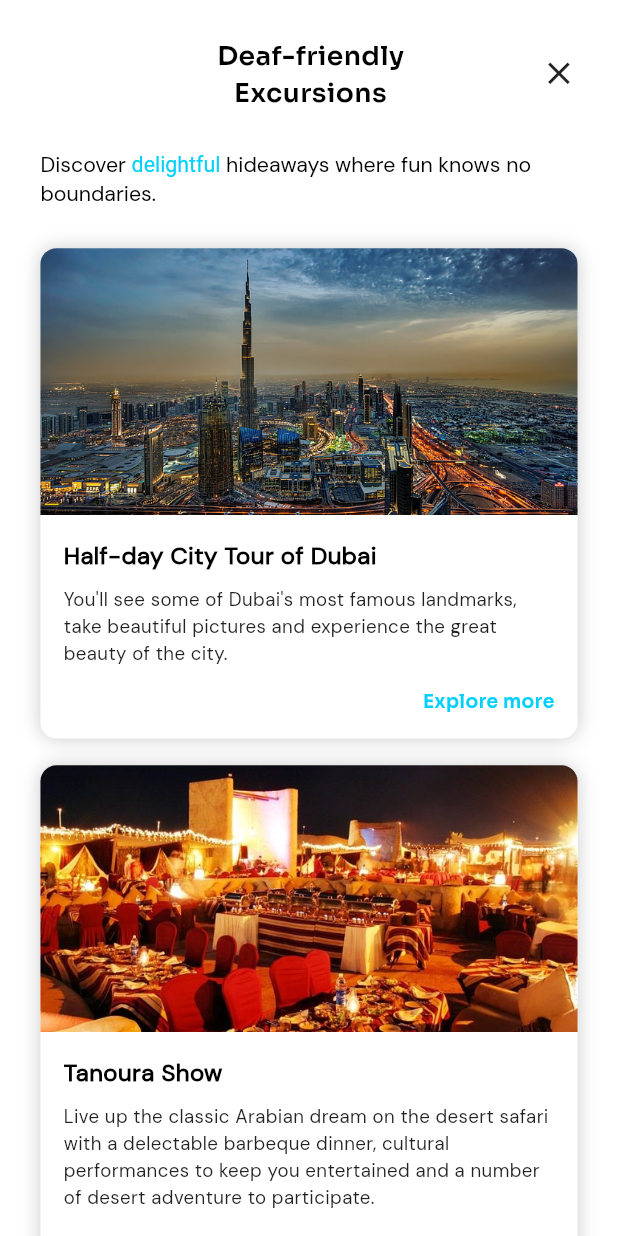
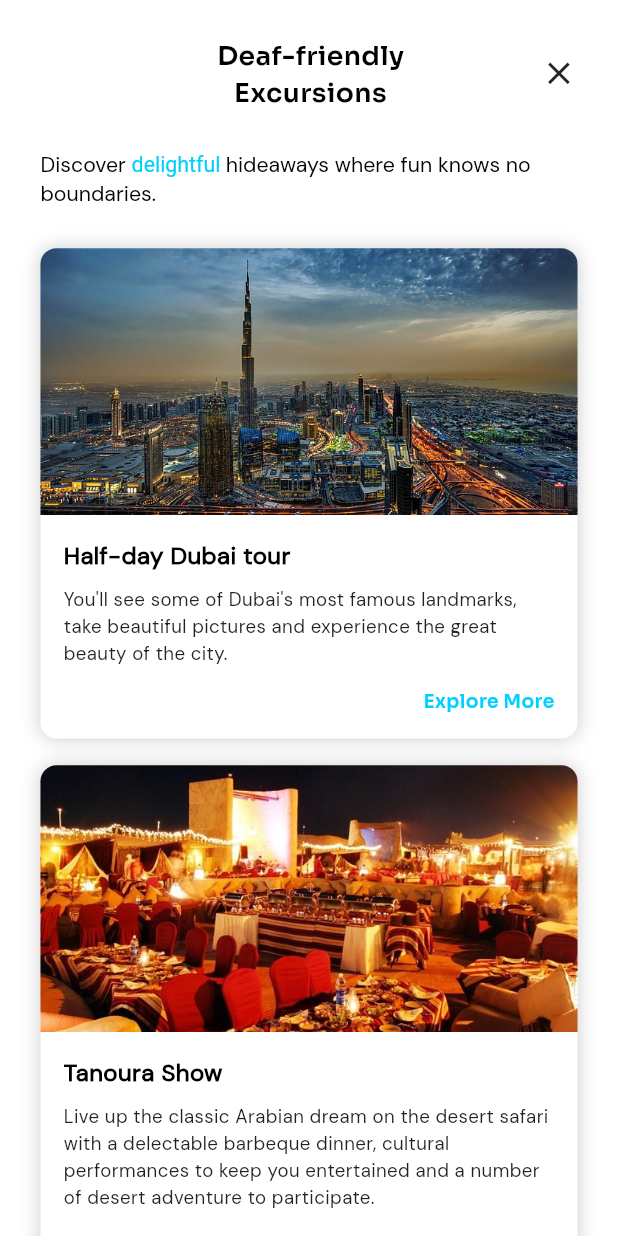
Before and after one commit to Mohammed-Kanbari/EazyTalk, a Flutter app: the DeafFriendlyExcursions screen opened directly, on a phone screen of 412 x 824 dp. Run offline on Flutter 3.47's test engine with Material 3 defaults, Android fonts, the phone set to English and light mode, and no system bars; our stand-ins replace cached_network_image, cloud_firestore, connectivity_plus, device_info_plus, firebase_auth, firebase_core and 9 more; missing offline and left inert: agora_rtc_engine; accounts and stored records are empty.

Commit message:
finishing most of arabic trans of the app

```diff
--- a/lib/Screens/main_screens/profile.dart
+++ b/lib/Screens/main_screens/profile.dart
@@ -355,7 +355,7 @@ class _ProfileState extends State<Profile> {
         ),
         ProfileMenuItem(
           icon: Icons.location_on,
-          text: AppLocalizations.of(context).translate('deaf_excursions'),
+          text: AppLocalizations.of(context).translate('deaf_excursions_profile'),
           iconColor: AppColors.primary,
           onTap: () => _navigateTo(const DeafFriendlyExcursions()),
         ),
--- a/lib/Screens/secondary_screens/profile_pages/deaf_excursions.dart
+++ b/lib/Screens/secondary_screens/profile_pages/deaf_excursions.dart
@@ -5,6 +5,7 @@ import 'package:eazytalk/models/excursion_model.dart';
 import 'package:eazytalk/services/url/url_launcher_service.dart';
 import 'package:eazytalk/widgets/common/modal_header.dart';
 import 'package:eazytalk/widgets/excursions/destination_card.dart';
+import 'package:eazytalk/l10n/app_localizations.dart';
 
 class DeafFriendlyExcursions extends StatefulWidget {
   const DeafFriendlyExcursions({super.key});
@@ -15,28 +16,52 @@ class DeafFriendlyExcursions extends StatefulWidget {
 
 class _DeafFriendlyExcursionsState extends State<DeafFriendlyExcursions> {
   // List of excursion destinations
-  final List<ExcursionModel> _destinations = [
+  late List<ExcursionModel> _destinations;
+  bool _initialized = false;
+
+  @override
+  void initState() {
+    super.initState();
+    // Initialize with empty list, will be populated in didChangeDependencies
+    _destinations = [];
+  }
+
+  @override
+  void didChangeDependencies() {
+    super.didChangeDependencies();
+    if (!_initialized) {
+      _initializeDestinations();
+      _initialized = true;
+    }
+  }
+
+  // Initialize destinations with localized strings
+  void _initializeDestinations() {
+    final l10n = AppLocalizations.of(context);
+
+    _destinations = [
       ExcursionModel(
-      title: 'Half-day City Tour of Dubai',
-      description: 'You\'ll see some of Dubai\'s most famous landmarks, take beautiful pictures and experience the great beauty of the city.',
+        title: l10n.translate('half_day_tour'),
+        description: l10n.translate('half_day_description'),
         image: 'assets/images/dubai-4k-most-downloaded-wallpaper-preview.jpg',
         url: 'https://www.youtube.com/watch?v=s4eUxCTqNm8',
       ),
 
       ExcursionModel(
-      title: 'Tanoura Show',
-      description: 'Live up the classic Arabian dream on the desert safari with a delectable barbeque dinner, cultural performances to keep you entertained and a number of desert adventure to participate.',
+        title: l10n.translate('tanoura_show'),
+        description: l10n.translate('tanoura_description'),
         image: 'assets/images/03.jpg',
         url: 'https://www.youtube.com/watch?v=pXMvv9WyL88',
       ),
 
       ExcursionModel(
-      title: 'Ferrari World',
-      description: 'Ferrari World Abu Dhabi - home to the world\'s fastest rollercoaster, the highest loop ride, the tallest space-frame structure ever built on the planet and over 40 record-breaking attractions. This is the ultimate destination for non-stop, hyper-adrenaline, heart-racing fun!.',
+        title: l10n.translate('ferrari_world'),
+        description: l10n.translate('ferrari_description'),
         image: 'assets/images/Image-4-Ferrari-World-Abu-Dhabi.jpg',
         url: 'https://www.youtube.com/watch?v=VJsHnvgQ4dI',
       ),
     ];
+  }
 
   // Handle opening YouTube URL
   void _handleExplorePressed(String url) {
@@ -51,6 +76,12 @@ class _DeafFriendlyExcursionsState extends State<DeafFriendlyExcursions> {
   Widget build(BuildContext context) {
     final isDarkMode = Theme.of(context).brightness == Brightness.dark;
     final textColor = AppColors.getTextPrimaryColor(context);
+    final l10n = AppLocalizations.of(context);
+
+    // Update destinations when language changes
+    if (_initialized) {
+      _initializeDestinations();
+    }
 
     return Scaffold(
       backgroundColor: AppColors.getBackgroundColor(context),
@@ -62,7 +93,7 @@ class _DeafFriendlyExcursionsState extends State<DeafFriendlyExcursions> {
             Padding(
               padding: EdgeInsets.symmetric(horizontal: 28.w),
               child: ModalHeader(
-                title: 'Deaf-friendly\nExcursions',
+                title: l10n.translate('deaf_excursions'),
                 onClose: () => Navigator.pop(context),
               ),
             ),
@@ -93,6 +124,7 @@ class _DeafFriendlyExcursionsState extends State<DeafFriendlyExcursions> {
   // Build subtitle widget
   Widget _buildSubtitle(bool isDarkMode) {
     final textColor = AppColors.getTextPrimaryColor(context);
+    final l10n = AppLocalizations.of(context);
 
     return Padding(
       padding: EdgeInsets.only(top: 30.h, bottom: 30.h),
@@ -104,15 +136,15 @@ class _DeafFriendlyExcursionsState extends State<DeafFriendlyExcursions> {
             color: textColor,
           ),
           children: [
-            const TextSpan(text: 'Discover '),
+            TextSpan(text: l10n.translate('discover')),
             TextSpan(
-              text: 'delightful',
+              text: l10n.translate('delightful'),
               style: TextStyle(
                 color: AppColors.primary,
               ),
             ),
-            const TextSpan(
-                text: ' hideaways where fun knows no boundaries.'),
+            TextSpan(
+                text: l10n.translate('hideaways')),
           ],
         ),
       ),
@@ -124,6 +156,7 @@ class _DeafFriendlyExcursionsState extends State<DeafFriendlyExcursions> {
     final textColor = AppColors.getTextPrimaryColor(context);
     final descriptionColor = isDarkMode ? Colors.grey[300] : Colors.black87;
     final cardBgColor = isDarkMode ? const Color(0xFF1E1E1E) : Colors.white;
+    final l10n = AppLocalizations.of(context);
 
     return Container(
       margin: EdgeInsets.only(bottom: 20.h),
@@ -195,7 +228,7 @@ class _DeafFriendlyExcursionsState extends State<DeafFriendlyExcursions> {
                   child: GestureDetector(
                     onTap: () => _handleExplorePressed(destination.url),
                     child: Text(
-                      'Explore more',
+                      l10n.translate('explore_more'),
                       style: TextStyle(
                         fontFamily: 'Sora',
                         fontSize: 14.sp,
--- a/lib/Screens/starting_screens/splash_screen.dart
+++ b/lib/Screens/starting_screens/splash_screen.dart
@@ -1,6 +1,7 @@
 // lib/Screens/starting_screens/splash_screen.dart
 import 'package:eazytalk/Screens/secondary_screens/navigation.dart';
 import 'package:eazytalk/Screens/starting_screens/welcome.dart';
+import 'package:eazytalk/l10n/app_localizations.dart';
 import 'package:firebase_auth/firebase_auth.dart';
 import 'package:flutter/material.dart';
 import 'package:flutter/services.dart';
@@ -85,7 +86,7 @@ class _SplashScreenState extends State<SplashScreen> {
 
               // App Name
               Text(
-                'EazyTalk',
+                AppLocalizations.of(context).translate('app_name'),
                 style: TextStyle(
                   fontFamily: 'Sora',
                   fontSize: screenWidth * 0.1,
@@ -98,7 +99,7 @@ class _SplashScreenState extends State<SplashScreen> {
 
               // Slogan
               Text(
-                'Speak Your Way, Sign Your Way!',
+                AppLocalizations.of(context).translate('splash_slogan'),
                 style: TextStyle(
                   fontFamily: 'DM Sans',
                   fontSize: screenWidth * 0.045,
```
Also changed, not shown: assets/l10n/ar.json (+26 -2 lines), assets/l10n/en.json (+21 -6 lines), lib/Screens/secondary_screens/profile_pages/change_pass.dart (+23 -15 lines), lib/Screens/secondary_screens/profile_pages/edit_profile.dart (+18 -10 lines), lib/Screens/secondary_screens/profile_pages/more_on_deaf.dart (+38 -30 lines). Lines whose indentation alone changed are shown as unchanged.
